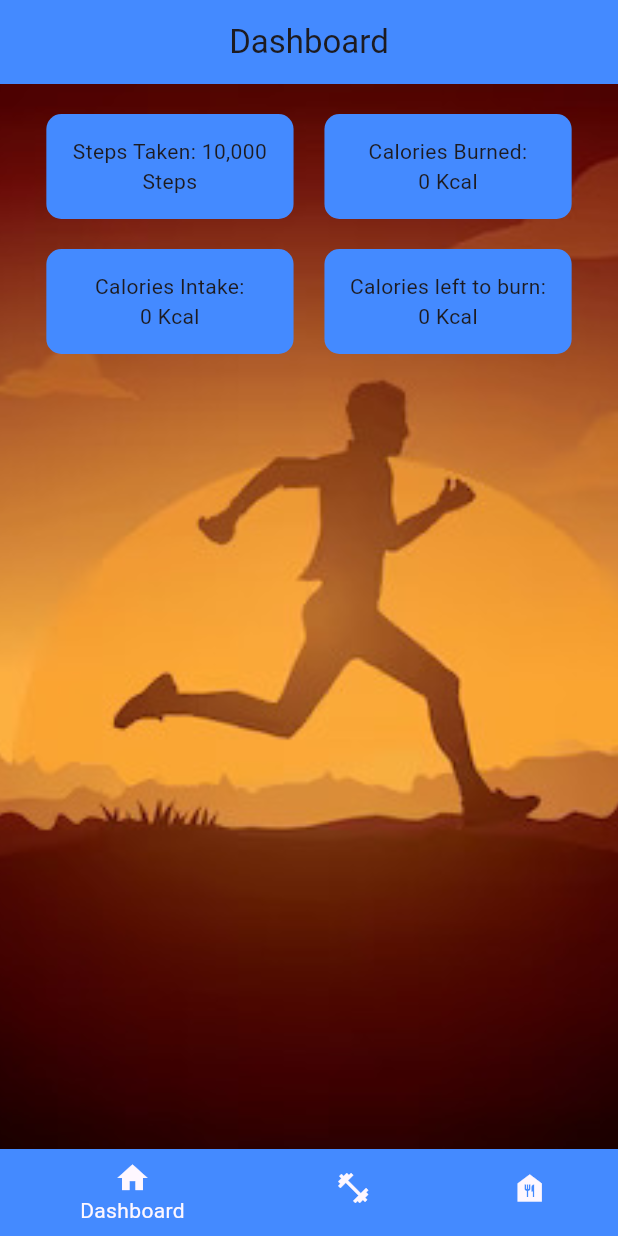
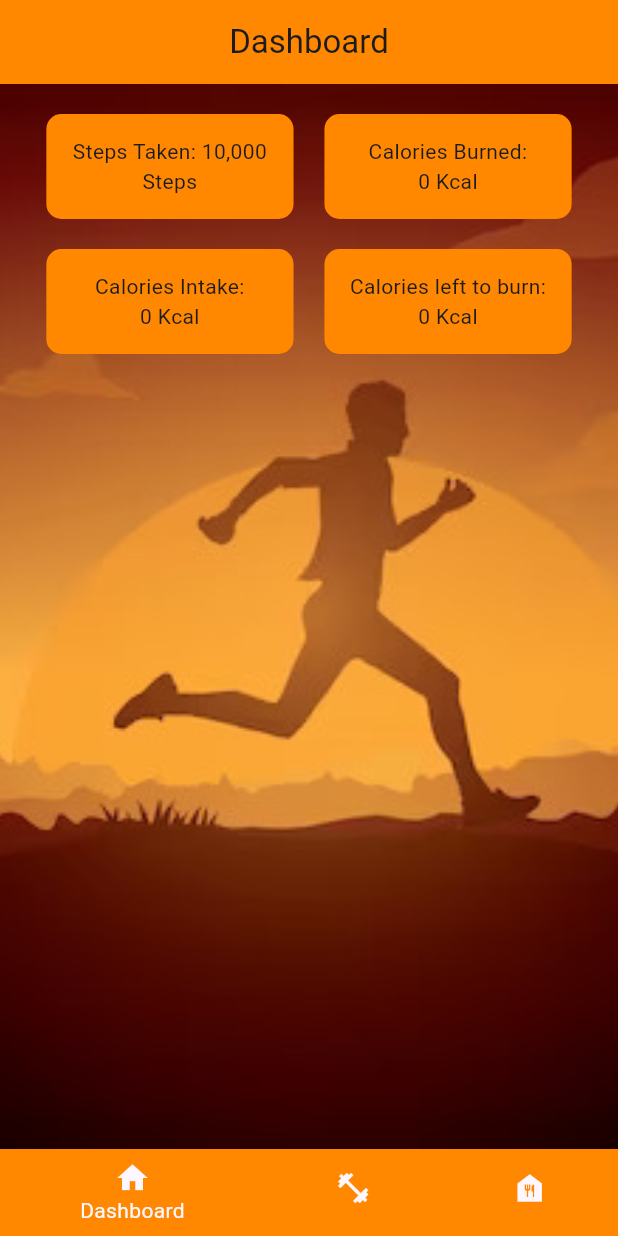
Before and after one commit to OmarEl-Jundi/flutter_fitness_app, a Flutter app: the screen it shows after launch, on a phone screen of 412 x 824 dp. Run offline on Flutter 3.47's test engine with Material 3 defaults, Android fonts, the phone set to English and light mode, and no system bars.

Commit message:
changed colors

```diff
--- a/lib/dashboard.dart
+++ b/lib/dashboard.dart
@@ -27,7 +27,7 @@ class _DashboardState extends State<Dashboard> {
         title: const Text('Dashboard'),
         centerTitle: true,
         automaticallyImplyLeading: false,
-        backgroundColor: Colors.blueAccent,
+        backgroundColor: const Color.fromARGB(255, 255, 136, 0),
       ),
       body: Stack(
         fit: StackFit.expand,
@@ -49,7 +49,7 @@ class _DashboardState extends State<Dashboard> {
                     padding: const EdgeInsets.all(15),
                     decoration: BoxDecoration(
                       borderRadius: BorderRadius.circular(10),
-                      color: Colors.blueAccent,
+                      color: Color.fromARGB(255, 255, 136, 0),
                     ),
                     child: const Text(
                       'Steps Taken: 10,000 Steps',
@@ -61,7 +61,7 @@ class _DashboardState extends State<Dashboard> {
                     width: screenWidth * 0.4,
                     decoration: BoxDecoration(
                       borderRadius: BorderRadius.circular(10),
-                      color: Colors.blueAccent,
+                      color: Color.fromARGB(255, 255, 136, 0),
                     ),
                     padding: const EdgeInsets.all(15),
                     child: Text(
@@ -80,7 +80,7 @@ class _DashboardState extends State<Dashboard> {
                     padding: const EdgeInsets.all(15),
                     decoration: BoxDecoration(
                       borderRadius: BorderRadius.circular(10),
-                      color: Colors.blueAccent,
+                      color: Color.fromARGB(255, 255, 136, 0),
                     ),
                     child: Text(
                       'Calories Intake: \n$caloriesIntake Kcal',
@@ -92,7 +92,7 @@ class _DashboardState extends State<Dashboard> {
                     width: screenWidth * 0.4,
                     decoration: BoxDecoration(
                       borderRadius: BorderRadius.circular(10),
-                      color: Colors.blueAccent,
+                      color: Color.fromARGB(255, 255, 136, 0),
                     ),
                     padding: const EdgeInsets.all(15),
                     child: Text(
@@ -108,7 +108,7 @@ class _DashboardState extends State<Dashboard> {
       ),
       bottomNavigationBar: BottomNavigationBar(
         type: BottomNavigationBarType.shifting,
-        backgroundColor: Colors.blueAccent,
+        backgroundColor: Color.fromARGB(255, 255, 136, 0),
         currentIndex: _currentIndex,
         onTap: (int index) {
           setState(() {
@@ -133,7 +133,7 @@ class _DashboardState extends State<Dashboard> {
           BottomNavigationBarItem(
             icon: Icon(Icons.home),
             label: 'Dashboard',
-            backgroundColor: Colors.blueAccent,
+            backgroundColor: Color.fromARGB(255, 255, 136, 0),
           ),
           BottomNavigationBarItem(
             icon: Icon(Icons.fitness_center),
--- a/lib/main.dart
+++ b/lib/main.dart
@@ -12,6 +12,7 @@ class MyApp extends StatelessWidget {
   @override
   Widget build(BuildContext context) {
     return MaterialApp(
+      debugShowCheckedModeBanner: false,
       home: Dashboard(),
     );
   }
--- a/lib/workout_log.dart
+++ b/lib/workout_log.dart
@@ -73,7 +73,7 @@ class _WorkoutLogState extends State<WorkoutLog> {
                         ),
                       )
                       .toList(),
-                  dropdownColor: Colors.redAccent,
+                  dropdownColor: Colors.blueAccent,
                   iconEnabledColor: Colors.redAccent,
                 ),
                 ElevatedButton(
```
